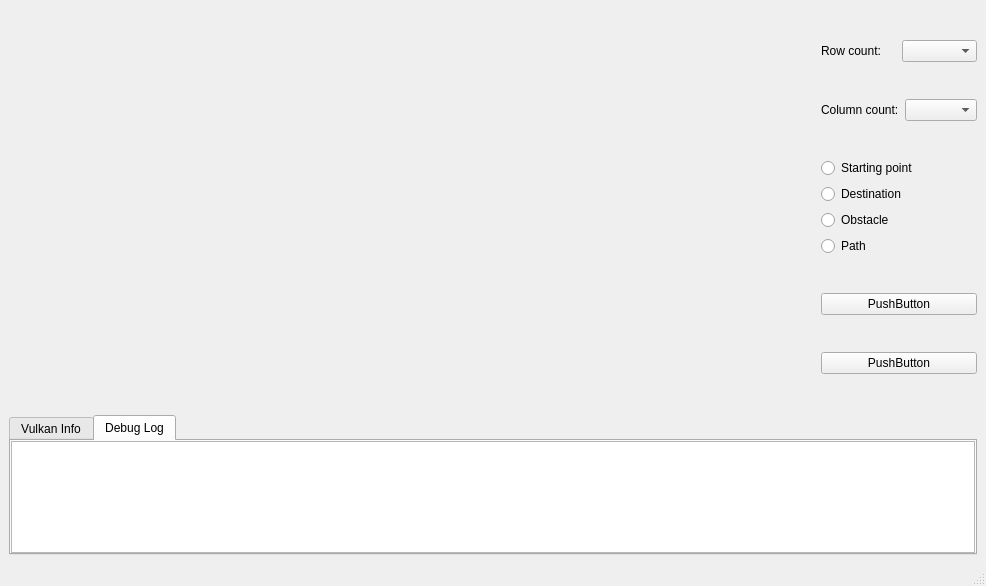
Qt form src/mainwindow.ui (seonghyun2457/QtVulkanPathFinder) before a commit.
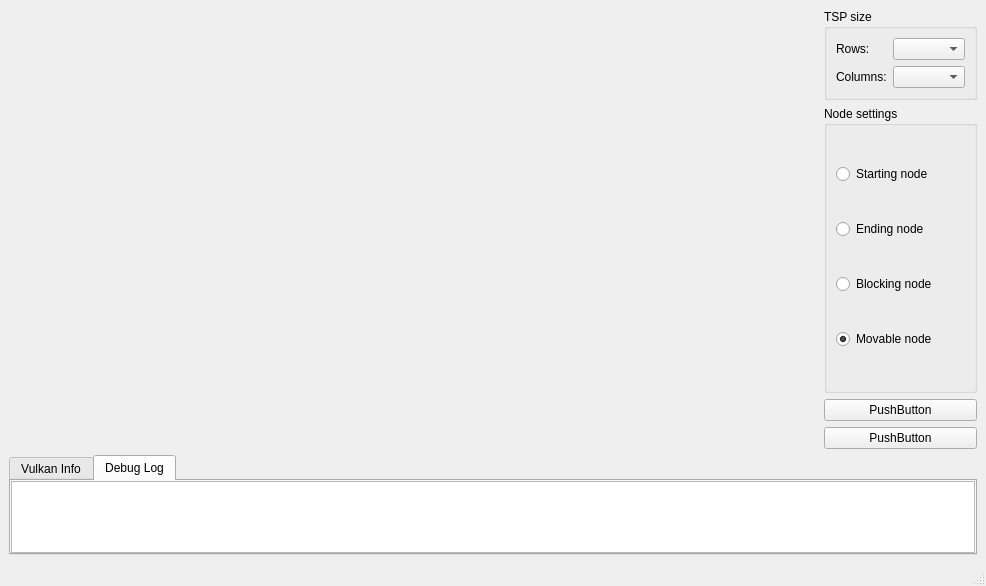
The same form after that commit. Custom widgets are drawn as their Qt base class.

Commit message: create ColorSwatch

```diff
--- a/src/mainwindow.ui
+++ b/src/mainwindow.ui
@@ -31,66 +31,87 @@
        </widget>
       </item>
       <item>
-       <layout class="QVBoxLayout" name="verticalLayout">
+       <layout class="QVBoxLayout" name="verticalLayout" stretch="1,8,0,0">
         <item>
-         <layout class="QHBoxLayout" name="hlRow">
-          <item>
+         <widget class="QGroupBox" name="gbTspSize">
+          <property name="title">
+           <string>TSP size</string>
+          </property>
+          <layout class="QFormLayout" name="formLayout">
+           <item row="1" column="0">
+            <widget class="QLabel" name="lbColumnCount">
+             <property name="text">
+              <string>Columns:</string>
+             </property>
+            </widget>
+           </item>
+           <item row="1" column="1">
+            <widget class="QComboBox" name="cbCol"/>
+           </item>
+           <item row="0" column="0">
            <widget class="QLabel" name="lbRowCount">
             <property name="text">
-             <string>Row count:</string>
+              <string>Rows:</string>
             </property>
            </widget>
           </item>
-          <item>
+           <item row="0" column="1">
            <widget class="QComboBox" name="cbRow"/>
           </item>
          </layout>
-        </item>
-        <item>
-         <layout class="QHBoxLayout" name="hlCol">
-          <item>
-           <widget class="QLabel" name="lbColCount">
-            <property name="text">
-             <string>Column count:</string>
-            </property>
            </widget>
           </item>
           <item>
-           <widget class="QComboBox" name="cbCol"/>
-          </item>
-         </layout>
-        </item>
-        <item>
-         <layout class="QVBoxLayout" name="vlRadios">
-          <item>
-           <widget class="QRadioButton" name="rbStartingPoint">
+         <widget class="QGroupBox" name="gbNodeSettings">
+          <property name="title">
+           <string>Node settings</string>
+          </property>
+          <layout class="QGridLayout" name="gridLayout">
+           <item row="0" column="0">
+            <widget class="QRadioButton" name="rbStartingNode">
             <property name="text">
-             <string>Starting point</string>
+              <string>Starting node</string>
             </property>
            </widget>
           </item>
-          <item>
-           <widget class="QRadioButton" name="rbDestination">
+           <item row="2" column="0">
+            <widget class="QRadioButton" name="rbBlockingNode">
             <property name="text">
-             <string>Destination</string>
+              <string>Blocking node</string>
             </property>
            </widget>
           </item>
-          <item>
-           <widget class="QRadioButton" name="rbObstacle">
+           <item row="1" column="0">
+            <widget class="QRadioButton" name="rbEndingNode">
             <property name="text">
-             <string>Obstacle</string>
+              <string>Ending node</string>
             </property>
            </widget>
           </item>
-          <item>
-           <widget class="QRadioButton" name="rbPath">
+           <item row="0" column="1">
+            <widget class="ColorSwatch" name="csStartingNode" native="true"/>
+           </item>
+           <item row="1" column="1">
+            <widget class="ColorSwatch" name="csEndingNode" native="true"/>
+           </item>
+           <item row="2" column="1">
+            <widget class="ColorSwatch" name="csBlockingingNode" native="true"/>
+           </item>
+           <item row="3" column="0">
+            <widget class="QRadioButton" name="rbMovableNode">
             <property name="text">
-             <string>Path</string>
-            </property>
-           </widget>
-          </item>
-         </layout>
+              <string>Movable node</string>
+             </property>
+             <property name="checked">
+              <bool>true</bool>
+             </property>
+            </widget>
+           </item>
+           <item row="3" column="1">
+            <widget class="ColorSwatch" name="csMovableNode" native="true"/>
+           </item>
+          </layout>
+         </widget>
         </item>
         <item>
          <widget class="QPushButton" name="pushButton">
@@ -141,6 +162,14 @@
   </widget>
   <widget class="QStatusBar" name="statusbar"/>
  </widget>
+ <customwidgets>
+  <customwidget>
+   <class>ColorSwatch</class>
+   <extends>QWidget</extends>
+   <header location="global">colorswatch.h</header>
+   <container>1</container>
+  </customwidget>
+ </customwidgets>
  <resources/>
  <connections/>
 </ui>
```
Left out of the diff: 2 changed lines with no effect on the pictures. Lines whose indentation alone changed are shown as unchanged. The commit also changes 4 other files.
